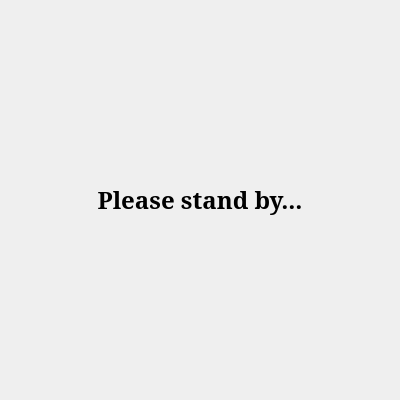
Above: anna_graphica/busybox.ui from matrixsmaster/ANNA before the change. Below: the same form after it.
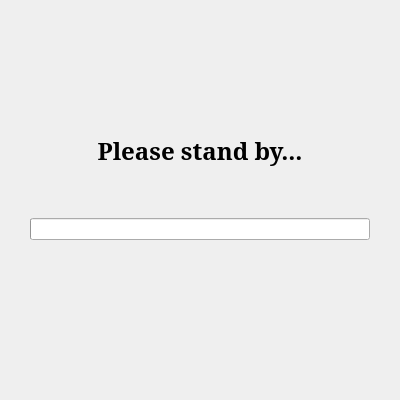
That is the form after the change. Icons and pictures are not drawn.

Commit message: GUI: Updated wait function to not hinder transfer performance

```diff
--- a/anna_graphica/busybox.ui
+++ b/anna_graphica/busybox.ui
@@ -35,22 +35,21 @@
   <property name="modal">
    <bool>true</bool>
   </property>
-  <layout class="QHBoxLayout" name="horizontalLayout">
-   <property name="spacing">
-    <number>0</number>
-   </property>
+  <layout class="QVBoxLayout" name="verticalLayout_2">
    <property name="leftMargin">
-    <number>0</number>
+    <number>30</number>
    </property>
    <property name="topMargin">
-    <number>0</number>
+    <number>90</number>
    </property>
    <property name="rightMargin">
-    <number>0</number>
+    <number>30</number>
    </property>
    <property name="bottomMargin">
-    <number>0</number>
+    <number>160</number>
    </property>
+   <item>
+    <layout class="QVBoxLayout" name="verticalLayout">
    <item>
     <widget class="QLabel" name="label">
      <property name="font">
@@ -71,6 +70,82 @@
       <bool>true</bool>
      </property>
     </widget>
+     </item>
+     <item>
+      <widget class="QProgressBar" name="progressBar">
+       <property name="palette">
+        <palette>
+         <active>
+          <colorrole role="WindowText">
+           <brush brushstyle="SolidPattern">
+            <color alpha="255">
+             <red>255</red>
+             <green>0</green>
+             <blue>127</blue>
+            </color>
+           </brush>
+          </colorrole>
+          <colorrole role="Highlight">
+           <brush brushstyle="SolidPattern">
+            <color alpha="255">
+             <red>85</red>
+             <green>0</green>
+             <blue>127</blue>
+            </color>
+           </brush>
+          </colorrole>
+         </active>
+         <inactive>
+          <colorrole role="WindowText">
+           <brush brushstyle="SolidPattern">
+            <color alpha="255">
+             <red>255</red>
+             <green>0</green>
+             <blue>127</blue>
+            </color>
+           </brush>
+          </colorrole>
+          <colorrole role="Highlight">
+           <brush brushstyle="SolidPattern">
+            <color alpha="255">
+             <red>85</red>
+             <green>0</green>
+             <blue>127</blue>
+            </color>
+           </brush>
+          </colorrole>
+         </inactive>
+         <disabled>
+          <colorrole role="WindowText">
+           <brush brushstyle="SolidPattern">
+            <color alpha="255">
+             <red>128</red>
+             <green>128</green>
+             <blue>128</blue>
+            </color>
+           </brush>
+          </colorrole>
+          <colorrole role="Highlight">
+           <brush brushstyle="SolidPattern">
+            <color alpha="255">
+             <red>177</red>
+             <green>0</green>
+             <blue>88</blue>
+            </color>
+           </brush>
+          </colorrole>
+         </disabled>
+        </palette>
+       </property>
+       <property name="value">
+        <number>0</number>
+       </property>
+       <property name="textVisible">
+        <bool>false</bool>
+       </property>
+      </widget>
+     </item>
+    </layout>
    </item>
   </layout>
  </widget>
```
Lines whose indentation alone changed are shown as unchanged. The commit also changes 6 other files.
